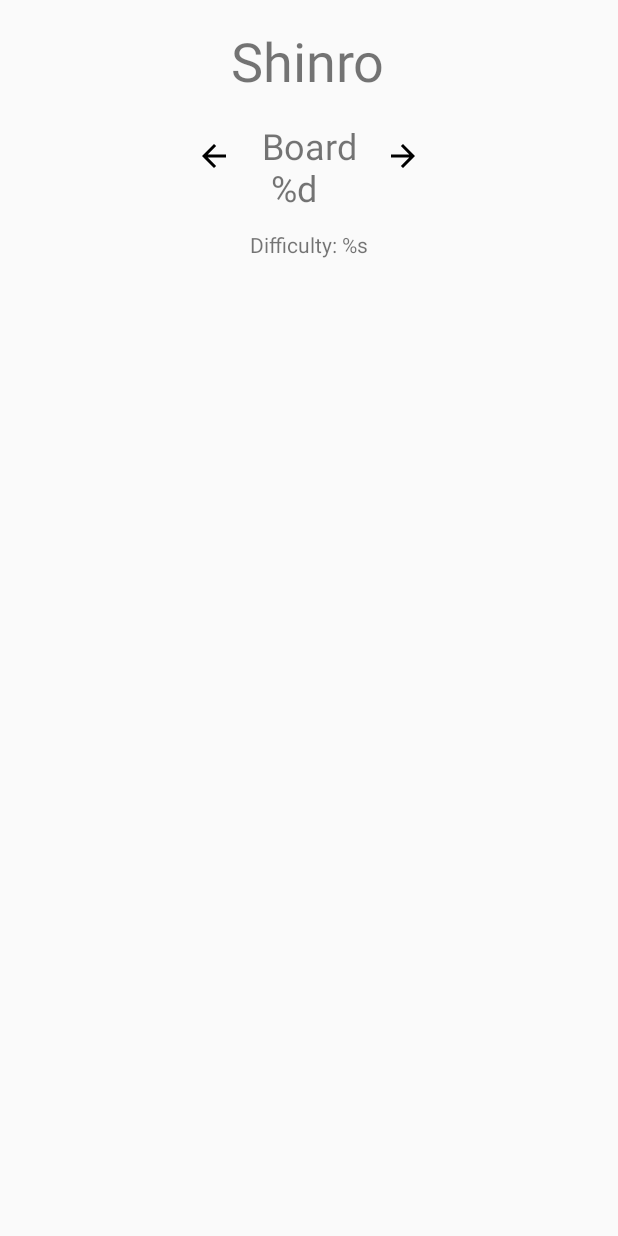
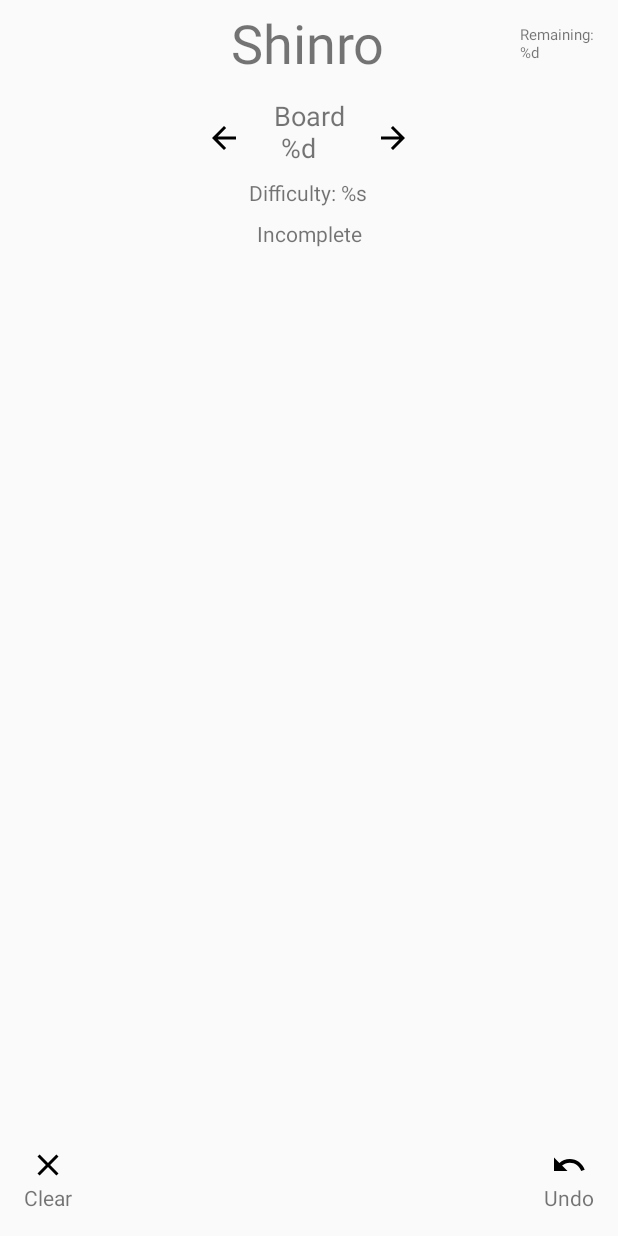
Before and after one commit to veyga/Shinro, an Android app: the screen it shows after launch (MainActivity), on a phone screen of 412 x 824 dp. Run offline under Robolectric (Android 15) with nearby library versions, the phone set to English and light mode, and no system bars; our stand-ins replace data binding.

Commit message:
everything but matrix

```diff
--- a/app/build.gradle
+++ b/app/build.gradle
@@ -36,6 +36,7 @@ dependencies {
     implementation 'android.arch.navigation:navigation-fragment-ktx:1.0.0-rc02'
     implementation 'android.arch.navigation:navigation-ui-ktx:1.0.0-rc02'
     implementation 'androidx.lifecycle:lifecycle-extensions:2.0.0'
+    implementation 'androidx.gridlayout:gridlayout:1.0.0'
     implementation 'androidx.legacy:legacy-support-v4:1.0.0'
     testImplementation 'junit:junit:4.12'
     androidTestImplementation 'androidx.test.ext:junit:1.1.1'
--- /dev/null
+++ b/app/src/main/res/drawable/checkmark.xml
@@ -0,0 +1,9 @@
+<vector xmlns:android="http://schemas.android.com/apk/res/android"
+    android:width="24dp"
+    android:height="24dp"
+    android:viewportWidth="24"
+    android:viewportHeight="24">
+  <path
+      android:fillColor="#FF000000"
+      android:pathData="M9,16.2L4.8,12l-1.4,1.4L9,19 21,7l-1.4,-1.4L9,16.2z"/>
+</vector>
--- /dev/null
+++ b/app/src/main/res/drawable/clear.xml
@@ -0,0 +1,9 @@
+<vector xmlns:android="http://schemas.android.com/apk/res/android"
+    android:width="24dp"
+    android:height="24dp"
+    android:viewportWidth="24"
+    android:viewportHeight="24">
+  <path
+      android:fillColor="#FF000000"
+      android:pathData="M19,6.41L17.59,5 12,10.59 6.41,5 5,6.41 10.59,12 5,17.59 6.41,19 12,13.41 17.59,19 19,17.59 13.41,12z"/>
+</vector>
--- /dev/null
+++ b/app/src/main/res/drawable/undo.xml
@@ -0,0 +1,9 @@
+<vector xmlns:android="http://schemas.android.com/apk/res/android"
+    android:width="24dp"
+    android:height="24dp"
+    android:viewportWidth="24"
+    android:viewportHeight="24">
+  <path
+      android:fillColor="#FF000000"
+      android:pathData="M12.5,8c-2.65,0 -5.05,0.99 -6.9,2.6L2,7v9h9l-3.62,-3.62c1.39,-1.16 3.16,-1.88 5.12,-1.88 3.54,0 6.55,2.31 7.6,5.5l2.37,-0.78C21.08,11.03 17.15,8 12.5,8z"/>
+</vector>
--- a/app/src/main/res/layout/game_fragment.xml
+++ b/app/src/main/res/layout/game_fragment.xml
@@ -19,7 +19,7 @@
             android:id="@+id/title_text"
             android:layout_width="wrap_content"
             android:layout_height="wrap_content"
-            android:layout_marginTop="16dp"
+            android:layout_marginTop="4dp"
             android:text="@string/app_name"
             android:textSize="36sp"
             app:layout_constraintEnd_toEndOf="parent"
@@ -32,30 +32,31 @@
             android:id="@+id/board_number"
             android:layout_width="wrap_content"
             android:layout_height="wrap_content"
-            android:layout_marginTop="16dp"
+            android:layout_marginTop="12dp"
             android:text="@string/board_num_fmt"
-            android:textSize="24sp"
+            android:textSize="18sp"
             app:layout_constraintEnd_toEndOf="parent"
             app:layout_constraintStart_toStartOf="parent"
             app:layout_constraintTop_toBottomOf="@+id/title_text"
             tools:text="@string/board_num_fmt" />
 
         <TextView
-            android:id="@+id/textView3"
+            android:id="@+id/difficulty"
             android:layout_width="wrap_content"
             android:layout_height="wrap_content"
-            android:layout_marginTop="12dp"
+            android:layout_marginTop="8dp"
             android:text="@string/difficulty_fmt"
             app:layout_constraintEnd_toEndOf="parent"
+            app:layout_constraintHorizontal_bias="0.498"
             app:layout_constraintStart_toStartOf="parent"
             app:layout_constraintTop_toBottomOf="@+id/board_number"
             tools:text="@string/difficulty_fmt" />
 
         <ImageView
-            android:id="@+id/imageView"
+            android:id="@+id/previous_arrow"
             android:layout_width="wrap_content"
             android:layout_height="wrap_content"
-            android:layout_marginTop="92dp"
+            android:layout_marginTop="80dp"
             android:src="@drawable/back_arrow_black"
             app:layout_constraintEnd_toStartOf="@+id/board_number"
             app:layout_constraintHorizontal_bias="0.866"
@@ -63,21 +64,70 @@
             app:layout_constraintTop_toTopOf="parent" />
 
         <ImageView
-            android:id="@+id/imageView2"
+            android:id="@+id/next_arrow"
             android:layout_width="wrap_content"
             android:layout_height="wrap_content"
-            android:layout_marginTop="92dp"
+            android:layout_marginTop="80dp"
             android:src="@drawable/forward_arrow_black"
             app:layout_constraintEnd_toEndOf="parent"
             app:layout_constraintHorizontal_bias="0.126"
             app:layout_constraintStart_toEndOf="@+id/board_number"
             app:layout_constraintTop_toTopOf="parent" />
+
+
+        <TextView
+            android:id="@+id/completion_status"
+            android:layout_width="wrap_content"
+            android:layout_height="wrap_content"
+            android:layout_marginTop="8dp"
+            android:text="@string/incomplete"
+            app:layout_constraintEnd_toEndOf="parent"
+            app:layout_constraintStart_toStartOf="parent"
+            app:layout_constraintTop_toBottomOf="@+id/difficulty"
+            tools:text="@string/incomplete" />
+
+        <TextView
+            android:id="@+id/clear_board"
+            android:layout_width="wrap_content"
+            android:layout_height="wrap_content"
+            android:layout_marginStart="16dp"
+            android:layout_marginBottom="16dp"
+            android:drawableTop="@drawable/clear"
+            android:text="@string/clear"
+            android:textSize="14sp"
+            app:layout_constraintBottom_toBottomOf="parent"
+            app:layout_constraintStart_toStartOf="parent"
+            tools:text="@string/clear" />
+
+        <TextView
+            android:id="@+id/undo"
+            android:layout_width="wrap_content"
+            android:layout_height="wrap_content"
+            android:layout_marginEnd="16dp"
+            android:layout_marginBottom="16dp"
+            android:drawableTop="@drawable/undo"
+            android:text="@string/undo"
+            app:layout_constraintBottom_toBottomOf="parent"
+            app:layout_constraintEnd_toEndOf="parent"
+            tools:text="@string/undo" />
+
+        <TextView
+            android:id="@+id/marbles_remaining"
+            android:layout_width="wrap_content"
+            android:layout_height="wrap_content"
+            android:layout_marginTop="16dp"
+            android:layout_marginEnd="16dp"
+            android:text="@string/marbles_remaining_fmt"
+            android:textSize="10sp"
+            app:layout_constraintEnd_toEndOf="parent"
+            app:layout_constraintTop_toTopOf="parent"
+            tools:text="@string/marbles_remaining_fmt" />
     </androidx.constraintlayout.widget.ConstraintLayout>
 
     <!--    <TextView-->
-<!--        android:layout_width="match_parent"-->
-<!--        android:layout_height="match_parent"-->
-<!--        android:text="@{@string/marbles_remaining_fmt(viewModel.marblesRemaining)}" />-->
+    <!--        android:layout_width="match_parent"-->
+    <!--        android:layout_height="match_parent"-->
+    <!--        android:text="@{@string/marbles_remaining_fmt(viewModel.marblesRemaining)}" />-->
     <!--        android:text="@{viewModel.score}" />-->
     <!--        android:text="suppp" />-->
 
--- a/app/src/main/res/values/strings.xml
+++ b/app/src/main/res/values/strings.xml
@@ -1,6 +1,9 @@
 <resources>
     <string name="app_name">Shinro</string>
+    <string name="clear">Clear</string>
+    <string name="undo">Undo</string>
+    <string name="incomplete">Incomplete</string>
     <string name="board_num_fmt">Board\n  %d</string>
     <string name="difficulty_fmt">Difficulty: %s</string>
-    <string name="marbles_remaining_fmt">Marbles Remaining: %d</string>
+    <string name="marbles_remaining_fmt">Remaining:\n%d</string>
 </resources>
```
